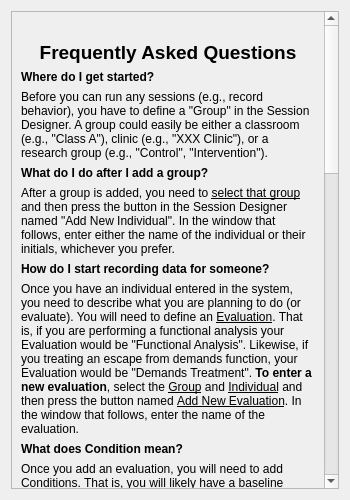
This is faqdialog.ui in miyamot0/DataTracker3 as Qt 5 draws it before an edit. The edited form follows.
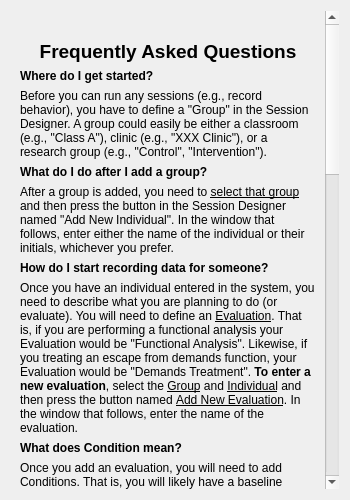
This is the edited form. Icons and pictures are not drawn.

Commit message: Remove panel borders

Patch:
```diff
--- a/faqdialog.ui
+++ b/faqdialog.ui
@@ -16,6 +16,9 @@
   <layout class="QVBoxLayout" name="verticalLayout">
    <item>
     <widget class="QScrollArea" name="scrollArea">
+     <property name="frameShape">
+      <enum>QFrame::NoFrame</enum>
+     </property>
      <property name="widgetResizable">
       <bool>true</bool>
      </property>
@@ -24,7 +27,7 @@
        <rect>
         <x>0</x>
         <y>0</y>
-        <width>313</width>
+        <width>315</width>
         <height>1369</height>
        </rect>
       </property>
```
The commit also changes 2 other files.
